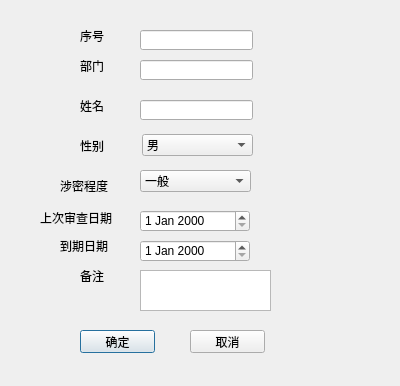
First picture: the form in TimeReminder/TimeReminder/adddialog.ui, repository chailyuan/TimerReminder, before the edit.
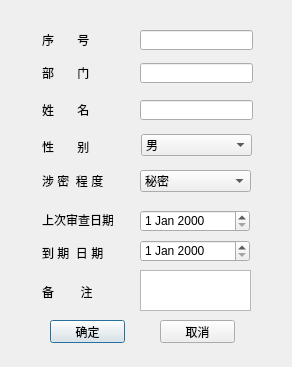
Second picture: the form after the edit.

Diff of the .ui file:
```diff
--- a/TimeReminder/TimeReminder/adddialog.ui
+++ b/TimeReminder/TimeReminder/adddialog.ui
@@ -6,8 +6,8 @@
    <rect>
     <x>0</x>
     <y>0</y>
-    <width>400</width>
-    <height>386</height>
+    <width>292</width>
+    <height>367</height>
    </rect>
   </property>
   <property name="windowTitle">
@@ -16,75 +16,75 @@
   <widget class="QLabel" name="label">
    <property name="geometry">
     <rect>
-     <x>80</x>
+     <x>42</x>
      <y>30</y>
-     <width>54</width>
-     <height>12</height>
+     <width>71</width>
+     <height>20</height>
     </rect>
    </property>
    <property name="text">
-    <string>序号</string>
+    <string>序       号</string>
    </property>
   </widget>
   <widget class="QLabel" name="label_2">
    <property name="geometry">
     <rect>
-     <x>80</x>
-     <y>60</y>
-     <width>54</width>
-     <height>12</height>
+     <x>42</x>
+     <y>63</y>
+     <width>71</width>
+     <height>20</height>
     </rect>
    </property>
    <property name="text">
-    <string>部门</string>
+    <string>部       门</string>
    </property>
   </widget>
   <widget class="QLabel" name="label_3">
    <property name="geometry">
     <rect>
-     <x>80</x>
+     <x>42</x>
      <y>100</y>
-     <width>54</width>
-     <height>12</height>
+     <width>71</width>
+     <height>20</height>
     </rect>
    </property>
    <property name="text">
-    <string>姓名</string>
+    <string>姓       名</string>
    </property>
   </widget>
   <widget class="QLabel" name="label_4">
    <property name="geometry">
     <rect>
-     <x>80</x>
-     <y>140</y>
-     <width>54</width>
-     <height>12</height>
+     <x>42</x>
+     <y>137</y>
+     <width>71</width>
+     <height>20</height>
     </rect>
    </property>
    <property name="text">
-    <string>性别</string>
+    <string>性       别</string>
    </property>
   </widget>
   <widget class="QLabel" name="label_5">
    <property name="geometry">
     <rect>
-     <x>60</x>
-     <y>180</y>
-     <width>54</width>
-     <height>12</height>
+     <x>42</x>
+     <y>171</y>
+     <width>71</width>
+     <height>20</height>
     </rect>
    </property>
    <property name="text">
-    <string>涉密程度</string>
+    <string>涉 密  程 度</string>
    </property>
   </widget>
   <widget class="QLabel" name="label_6">
    <property name="geometry">
     <rect>
-     <x>40</x>
+     <x>42</x>
      <y>210</y>
-     <width>81</width>
-     <height>16</height>
+     <width>71</width>
+     <height>20</height>
     </rect>
    </property>
    <property name="text">
@@ -94,27 +94,27 @@
   <widget class="QLabel" name="label_7">
    <property name="geometry">
     <rect>
-     <x>60</x>
-     <y>240</y>
-     <width>54</width>
-     <height>12</height>
+     <x>42</x>
+     <y>243</y>
+     <width>71</width>
+     <height>20</height>
     </rect>
    </property>
    <property name="text">
-    <string>到期日期</string>
+    <string>到 期  日 期</string>
    </property>
   </widget>
   <widget class="QLabel" name="label_8">
    <property name="geometry">
     <rect>
-     <x>80</x>
-     <y>270</y>
-     <width>54</width>
-     <height>12</height>
+     <x>42</x>
+     <y>282</y>
+     <width>71</width>
+     <height>20</height>
     </rect>
    </property>
    <property name="text">
-    <string>备注</string>
+    <string>备        注</string>
    </property>
   </widget>
   <widget class="QLineEdit" name="lineEdit_ID">
@@ -140,7 +140,7 @@
    <property name="geometry">
     <rect>
      <x>140</x>
-     <y>60</y>
+     <y>63</y>
      <width>113</width>
      <height>20</height>
     </rect>
@@ -165,7 +165,7 @@
   <widget class="QComboBox" name="comboBox_SEX">
    <property name="geometry">
     <rect>
-     <x>142</x>
+     <x>141</x>
      <y>134</y>
      <width>111</width>
      <height>22</height>
@@ -191,11 +191,6 @@
      <height>22</height>
     </rect>
    </property>
-   <item>
-    <property name="text">
-     <string>一般</string>
-    </property>
-   </item>
    <item>
     <property name="text">
      <string>秘密</string>
@@ -237,7 +232,7 @@
     <rect>
      <x>140</x>
      <y>270</y>
-     <width>131</width>
+     <width>111</width>
      <height>41</height>
     </rect>
    </property>
@@ -245,8 +240,8 @@
   <widget class="QPushButton" name="confirmBtn">
    <property name="geometry">
     <rect>
-     <x>80</x>
-     <y>330</y>
+     <x>50</x>
+     <y>320</y>
      <width>75</width>
      <height>23</height>
     </rect>
@@ -258,8 +253,8 @@
   <widget class="QPushButton" name="cancelBtn">
    <property name="geometry">
     <rect>
-     <x>190</x>
-     <y>330</y>
+     <x>160</x>
+     <y>320</y>
      <width>75</width>
      <height>23</height>
     </rect>
```
